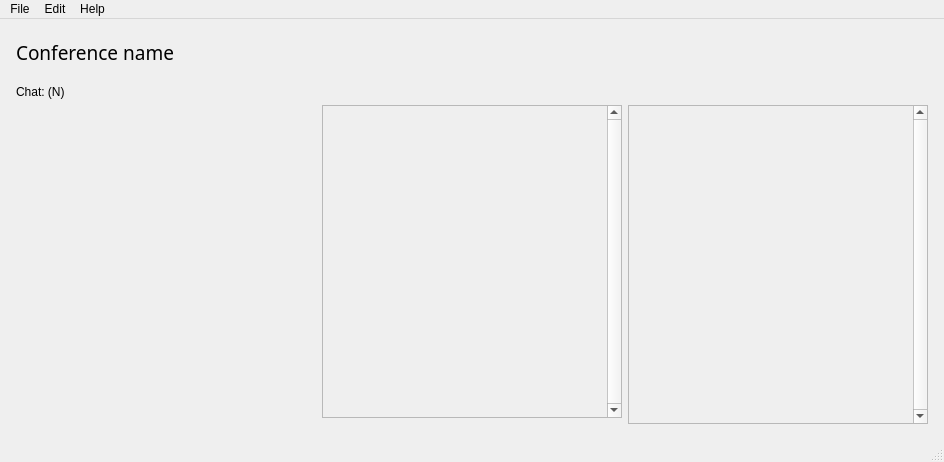
akru/conference-speaker-server, file ServerGui/main_window.ui: the form before one commit.
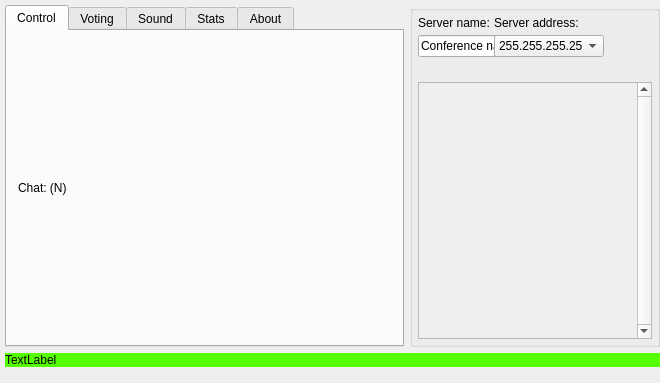
The form after the commit. Icons and pictures are not drawn.

Commit message: preparing to ui migrations; baby steps

```diff
--- a/ServerGui/main_window.ui
+++ b/ServerGui/main_window.ui
@@ -6,8 +6,8 @@
    <rect>
     <x>0</x>
     <y>0</y>
-    <width>944</width>
-    <height>462</height>
+    <width>660</width>
+    <height>383</height>
    </rect>
   </property>
   <property name="windowTitle">
@@ -31,178 +31,176 @@
 	color: &quot;#2B2A29&quot;;
 }
 
-QListWidget::item {
-     border-style: solid;
-     border-width:1px;
-     border-color:black;
-     background-color: green;
-  }
-  QListWidget::item:selected {
-     background-color: red;
-  }</string>
-  </property>
-  <widget class="QWidget" name="centralWidget">
-   <layout class="QGridLayout" name="gridLayout" rowstretch="0,0,0,0,0,0" columnstretch="0,0,0">
-    <property name="leftMargin">
-     <number>16</number>
-    </property>
-    <property name="topMargin">
-     <number>16</number>
-    </property>
-    <property name="rightMargin">
-     <number>16</number>
-    </property>
-    <property name="bottomMargin">
-     <number>16</number>
-    </property>
-    <item row="2" column="0" colspan="3">
-     <widget class="Line" name="line">
-      <property name="styleSheet">
-       <string notr="true">background: qlineargradient(x1: 0, y1: 0, x2: 1, y2: 0,
-                                       stop: 0 #777777, stop: 1 #F3F3F3);</string>
-      </property>
-      <property name="frameShadow">
-       <enum>QFrame::Raised</enum>
-      </property>
-      <property name="lineWidth">
-       <number>0</number>
-      </property>
-      <property name="midLineWidth">
-       <number>0</number>
-      </property>
-      <property name="orientation">
-       <enum>Qt::Horizontal</enum>
-      </property>
-     </widget>
-    </item>
-    <item row="3" column="1">
-     <widget class="QLabel" name="wantsLabel">
-      <property name="text">
-       <string/>
-      </property>
-     </widget>
-    </item>
-    <item row="1" column="0" colspan="3">
-     <widget class="QLabel" name="labelName">
-      <property name="minimumSize">
-       <size>
-        <width>0</width>
-        <height>35</height>
-       </size>
-      </property>
-      <property name="maximumSize">
-       <size>
-        <width>16777215</width>
-        <height>35</height>
-       </size>
-      </property>
-      <property name="font">
-       <font>
-        <family>CenturyGothic</family>
-        <pointsize>14</pointsize>
-        <weight>50</weight>
-        <italic>false</italic>
-        <bold>false</bold>
-       </font>
-      </property>
-      <property name="styleSheet">
-       <string notr="true">QLabel{
-font: 14pt;
+QWidget#clientsBox {
+    background-color: qlineargradient(spread:pad, x1:1, y1:1, x2:1, y2:0, stop:0 rgba(186, 186, 186, 255), stop:1 rgba(212, 212, 212, 255));
+    border: 1px solid #2D2D2D;
 }</string>
       </property>
-      <property name="frameShape">
-       <enum>QFrame::NoFrame</enum>
-      </property>
-      <property name="frameShadow">
-       <enum>QFrame::Sunken</enum>
-      </property>
-      <property name="text">
-       <string>Conference name</string>
-      </property>
-     </widget>
-    </item>
-    <item row="3" column="2">
-     <widget class="QLabel" name="clientLabel">
-      <property name="text">
-       <string/>
-      </property>
-     </widget>
-    </item>
-    <item row="4" column="0" rowspan="2">
-     <layout class="QVBoxLayout" name="channelBox"/>
-    </item>
-    <item row="3" column="0">
+  <widget class="QWidget" name="centralWidget">
+   <layout class="QGridLayout" name="gridLayout">
+    <property name="leftMargin">
+     <number>5</number>
+    </property>
+    <property name="topMargin">
+     <number>5</number>
+    </property>
+    <property name="rightMargin">
+     <number>0</number>
+    </property>
+    <property name="bottomMargin">
+     <number>16</number>
+    </property>
+    <item row="0" column="0">
+     <widget class="QTabWidget" name="tabWidget">
+      <property name="currentIndex">
+       <number>0</number>
+      </property>
+      <widget class="QWidget" name="tab">
+       <attribute name="title">
+        <string>Control</string>
+       </attribute>
+       <layout class="QVBoxLayout" name="verticalLayout">
+        <item>
      <widget class="QLabel" name="chatLabel">
       <property name="text">
        <string>Chat: (N)</string>
       </property>
      </widget>
     </item>
-    <item row="4" column="1">
-     <widget class="QScrollArea" name="scrollArea">
+        <item>
+         <layout class="QVBoxLayout" name="channelBox"/>
+        </item>
+       </layout>
+      </widget>
+      <widget class="QWidget" name="tab_2">
+       <attribute name="title">
+        <string>Voting</string>
+       </attribute>
+      </widget>
+      <widget class="QWidget" name="tab_3">
+       <attribute name="title">
+        <string>Sound</string>
+       </attribute>
+      </widget>
+      <widget class="QWidget" name="tab_4">
+       <attribute name="title">
+        <string>Stats</string>
+       </attribute>
+      </widget>
+      <widget class="QWidget" name="tab_5">
+       <attribute name="title">
+        <string>About</string>
+       </attribute>
+      </widget>
+     </widget>
+    </item>
+    <item row="1" column="0" colspan="2">
+     <widget class="QLabel" name="label_3">
+      <property name="styleSheet">
+       <string notr="true">background-color: rgb(85, 255, 0);</string>
+      </property>
+      <property name="text">
+       <string>TextLabel</string>
+      </property>
+     </widget>
+    </item>
+    <item row="0" column="1">
+     <widget class="QGroupBox" name="clientsBox">
       <property name="minimumSize">
        <size>
-        <width>300</width>
+        <width>200</width>
         <height>0</height>
        </size>
       </property>
       <property name="maximumSize">
        <size>
-        <width>300</width>
+        <width>250</width>
         <height>16777215</height>
        </size>
       </property>
-      <property name="verticalScrollBarPolicy">
-       <enum>Qt::ScrollBarAlwaysOn</enum>
+      <property name="styleSheet">
+       <string notr="true"/>
       </property>
-      <property name="horizontalScrollBarPolicy">
-       <enum>Qt::ScrollBarAlwaysOff</enum>
+      <property name="title">
+       <string/>
       </property>
-      <property name="widgetResizable">
-       <bool>true</bool>
-      </property>
-      <widget class="QWidget" name="wantsBox">
-       <property name="geometry">
-        <rect>
-         <x>0</x>
-         <y>0</y>
-         <width>281</width>
-         <height>305</height>
-        </rect>
-       </property>
-       <layout class="QVBoxLayout" name="verticalLayout_3">
-        <property name="spacing">
-         <number>0</number>
+      <layout class="QFormLayout" name="formLayout">
+       <property name="horizontalSpacing">
+        <number>4</number>
+       </property>
+       <property name="verticalSpacing">
+        <number>5</number>
         </property>
         <property name="leftMargin">
-         <number>0</number>
+        <number>5</number>
         </property>
         <property name="topMargin">
-         <number>0</number>
+        <number>5</number>
         </property>
         <property name="rightMargin">
-         <number>0</number>
+        <number>5</number>
         </property>
         <property name="bottomMargin">
-         <number>0</number>
-        </property>
-       </layout>
-      </widget>
-     </widget>
-    </item>
-    <item row="4" column="2" rowspan="2">
-     <widget class="QScrollArea" name="scrollArea_2">
+        <number>5</number>
+       </property>
+       <item row="1" column="0">
+        <widget class="QLabel" name="label">
+         <property name="text">
+          <string>Server name:</string>
+         </property>
+        </widget>
+       </item>
+       <item row="1" column="1">
+        <widget class="QLabel" name="label_2">
+         <property name="text">
+          <string>Server address:</string>
+         </property>
+        </widget>
+       </item>
+       <item row="2" column="0">
+        <widget class="QLineEdit" name="labelName">
       <property name="minimumSize">
        <size>
-        <width>300</width>
+           <width>126</width>
         <height>0</height>
        </size>
       </property>
       <property name="maximumSize">
        <size>
-        <width>300</width>
+           <width>126</width>
         <height>16777215</height>
        </size>
+         </property>
+         <property name="text">
+          <string>Conference name</string>
+         </property>
+        </widget>
+       </item>
+       <item row="2" column="1">
+        <widget class="QComboBox" name="comboBox">
+         <property name="minimumSize">
+          <size>
+           <width>110</width>
+           <height>0</height>
+          </size>
+         </property>
+         <property name="maximumSize">
+          <size>
+           <width>110</width>
+           <height>16777215</height>
+          </size>
+         </property>
+         <item>
+          <property name="text">
+           <string>255.255.255.255</string>
+          </property>
+         </item>
+        </widget>
+       </item>
+       <item row="4" column="0" colspan="2">
+        <widget class="QScrollArea" name="clientsArea">
+         <property name="styleSheet">
+          <string notr="true">gridline-color: rgb(170, 0, 127);</string>
       </property>
       <property name="verticalScrollBarPolicy">
        <enum>Qt::ScrollBarAlwaysOn</enum>
@@ -218,8 +216,8 @@
         <rect>
          <x>0</x>
          <y>0</y>
-         <width>281</width>
-         <height>311</height>
+            <width>219</width>
+            <height>69</height>
         </rect>
        </property>
        <layout class="QVBoxLayout" name="verticalLayout_6">
@@ -242,79 +240,28 @@
       </widget>
      </widget>
     </item>
-   </layout>
-  </widget>
-  <widget class="QMenuBar" name="menuBar">
-   <property name="geometry">
-    <rect>
-     <x>0</x>
-     <y>0</y>
-     <width>944</width>
-     <height>21</height>
-    </rect>
-   </property>
-   <widget class="QMenu" name="menuFile">
-    <property name="title">
-     <string>File</string>
-    </property>
-    <addaction name="actionQuit"/>
-   </widget>
-   <widget class="QMenu" name="menuHelp">
-    <property name="title">
-     <string>Help</string>
-    </property>
-    <addaction name="actionAbout"/>
-   </widget>
-   <widget class="QMenu" name="menuEdit">
-    <property name="title">
-     <string>Edit</string>
-    </property>
-    <addaction name="actionSettings"/>
-    <addaction name="actionSound_processing"/>
-    <addaction name="actionVoting"/>
-   </widget>
-   <addaction name="menuFile"/>
-   <addaction name="menuEdit"/>
-   <addaction name="menuHelp"/>
+       <item row="3" column="0" colspan="2">
+        <widget class="Line" name="line">
+         <property name="minimumSize">
+          <size>
+           <width>0</width>
+           <height>15</height>
+          </size>
+         </property>
+         <property name="styleSheet">
+          <string notr="true">border: 0;
+background-image: url(:/res/images/face.png);</string>
+         </property>
+         <property name="orientation">
+          <enum>Qt::Horizontal</enum>
+         </property>
+        </widget>
+       </item>
+      </layout>
+     </widget>
+    </item>
+   </layout>
   </widget>
-  <widget class="QStatusBar" name="statusBar"/>
-  <action name="actionQuit">
-   <property name="text">
-    <string>Quit</string>
-   </property>
-   <property name="shortcut">
-    <string>Ctrl+Q</string>
-   </property>
-  </action>
-  <action name="actionAbout">
-   <property name="text">
-    <string>About</string>
-   </property>
-   <property name="shortcut">
-    <string>F1</string>
-   </property>
-  </action>
-  <action name="actionSettings">
-   <property name="text">
-    <string>Settings</string>
-   </property>
-   <property name="shortcut">
-    <string>Alt+S</string>
-   </property>
-  </action>
-  <action name="actionSound_processing">
-   <property name="text">
-    <string>Sound processing</string>
-   </property>
-   <property name="shortcut">
-    <string>Ctrl+S</string>
-   </property>
-  </action>
-  <action name="actionVoting">
-   <property name="text">
-    <string>Voting</string>
-   </property>
-  </action>
  </widget>
  <layoutdefault spacing="6" margin="11"/>
  <resources/>
```
Left out of the diff: 40 changed lines with no effect on the pictures. Lines whose indentation alone changed are shown as unchanged. The commit also changes 3 other files.
